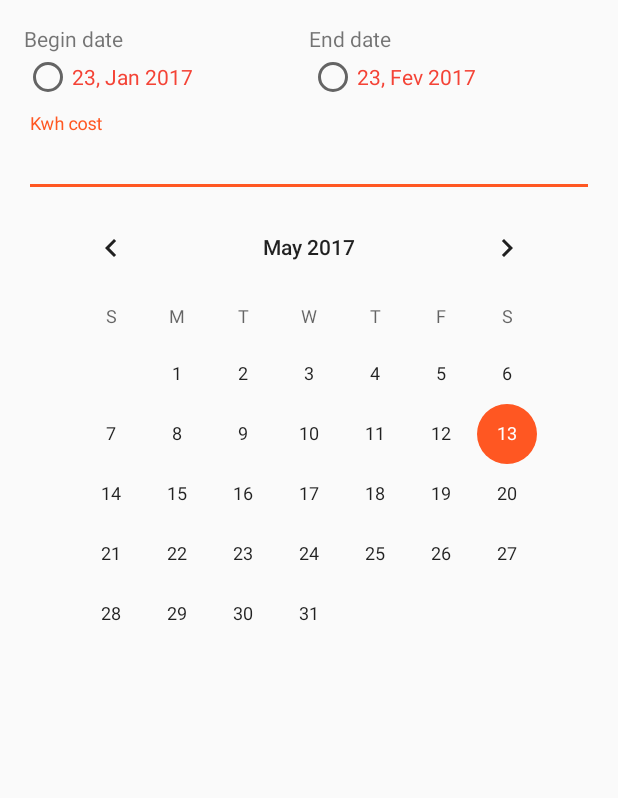
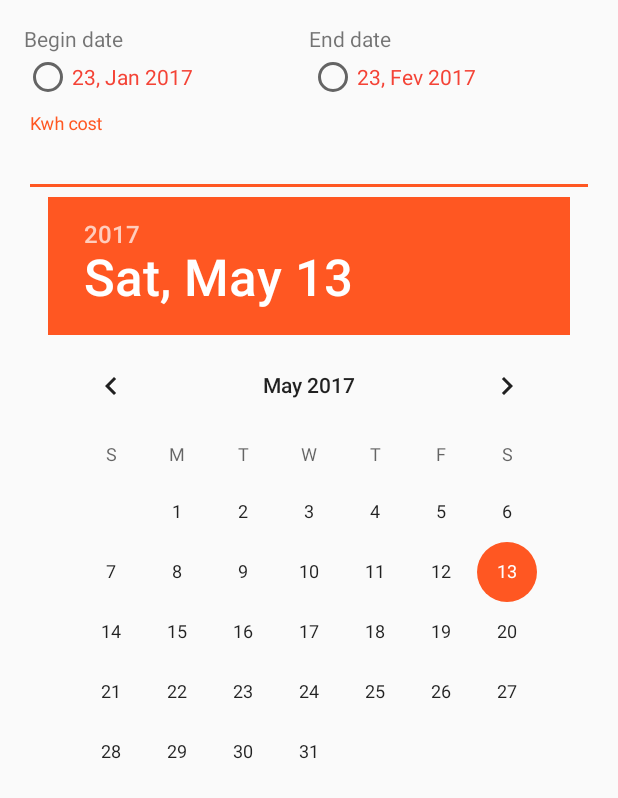
Before and after one commit to brolam/OpenHomeAnalysis, an Android app: the layout fragment_energy_use_bill.xml on its own in the app's theme, with its tools: preview values and no code run, on a phone screen of 412 x 824 dp. Shown: the top 798 px of the screen. Run offline under Robolectric (Android 15) with nearby library versions, the phone set to English and light mode, and no system bars.

Commit message:
fix: Substituir os componentes CalendarView por DatePicker devido a compatibilidade com minSdkVersion 16

```diff
--- a/Android/appSupervisory/src/main/res/layout-w480dp/fragment_energy_use_bill.xml
+++ b/Android/appSupervisory/src/main/res/layout-w480dp/fragment_energy_use_bill.xml
@@ -78,12 +78,13 @@ Layout para adicionar ou alterar uma Conta de Energia: OhaEnergyUseBillFragment
 
     </LinearLayout>
 
-    <CalendarView
-        android:id="@+id/calendarView"
+    <DatePicker
+        android:id="@+id/datePicker"
         android:layout_width="wrap_content"
         android:layout_height="wrap_content"
         android:layout_below="@id/linearLayoutRangeDate"
-        android:layout_centerHorizontal="true" />
+        android:layout_centerHorizontal="true"
+        android:spinnersShown="false"/>
 
     <android.support.v7.widget.Toolbar
         android:id="@+id/toolbar"
--- a/Android/appSupervisory/src/main/res/layout/fragment_energy_use_bill.xml
+++ b/Android/appSupervisory/src/main/res/layout/fragment_energy_use_bill.xml
@@ -79,12 +79,14 @@ Layout para adicionar ou alterar uma Conta de Energia: OhaEnergyUseBillFragment
 
     </android.support.design.widget.TextInputLayout>
 
-    <CalendarView
-        android:id="@+id/calendarView"
+    <DatePicker
+        android:id="@+id/datePicker"
         android:layout_width="wrap_content"
         android:layout_height="wrap_content"
         android:layout_below="@+id/textInputLayoutKwhCost"
-        android:layout_centerHorizontal="true" />
+        android:layout_centerHorizontal="true"
+        android:spinnersShown="false"
+        />
 
     <android.support.v7.widget.Toolbar
         android:id="@+id/toolbar"
```
Also changed, not shown: Android/appSupervisory/src/main/java/br/com/brolam/oha/supervisory/ui/fragments/OhaDatePickerDialogPreference.java (+14 -9 lines), Android/appSupervisory/src/main/java/br/com/brolam/oha/supervisory/ui/fragments/OhaEnergyUseBillFragment.java (+30 -21 lines), Android/appSupervisory/src/main/res/layout/fragment_date_picker_dialog_preference.xml (+4 -3 lines).
